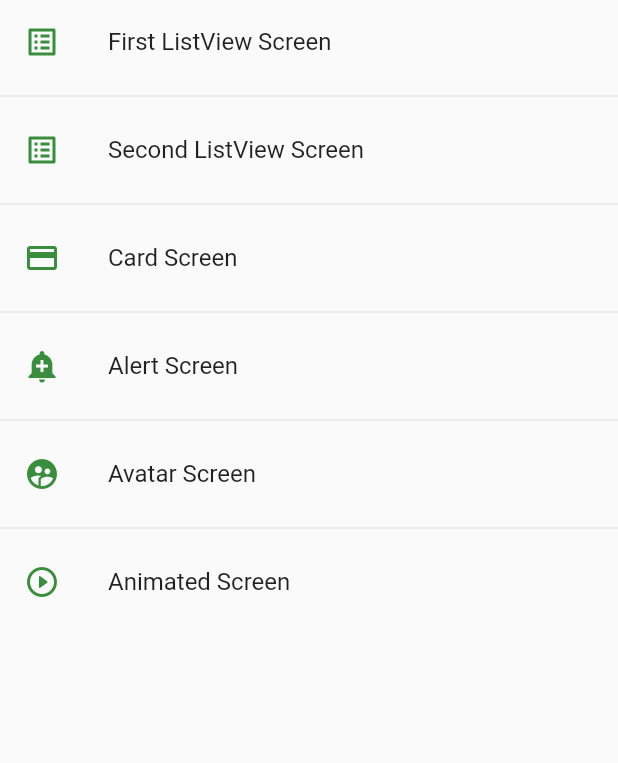
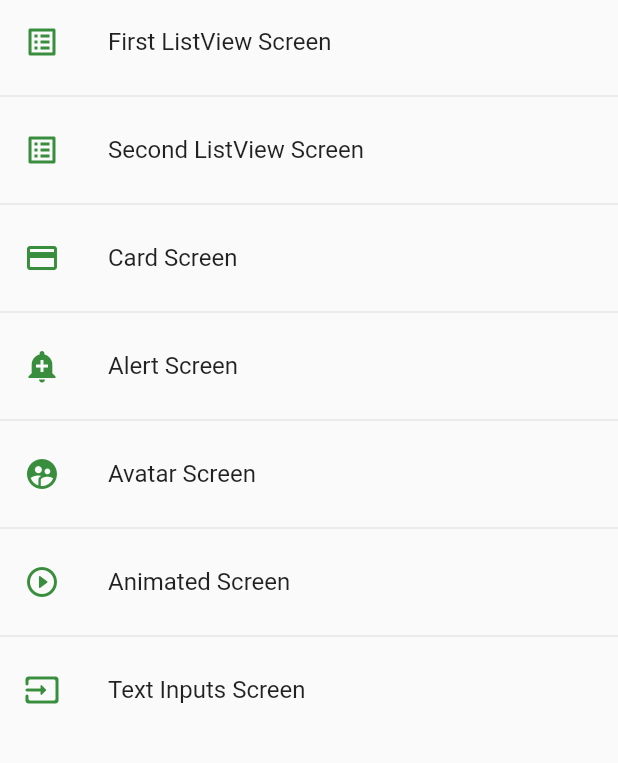
Before and after one commit to JosueMoreno/flutter_components, a Flutter app: the screen it shows after launch, on a phone screen of 412 x 824 dp, the part 84-847 px from its top. Run offline on Flutter 3.47's test engine with Material 2 defaults, Android fonts, the phone set to English and light mode, and no system bars.

Commit message:
Form validation

```diff
--- a/lib/router/app_routes.dart
+++ b/lib/router/app_routes.dart
@@ -42,6 +42,12 @@ class AppRoutes {
       screen: const AnimatedScreen(),
       icon: Icons.play_circle_outline_rounded,
     ),
+    MenuOption(
+      route: 'inputs',
+      name: 'Text Inputs Screen',
+      screen: const InputsScreen(),
+      icon: Icons.input_rounded,
+    ),
   ];
 
   static Map<String, Widget Function(BuildContext)> getAppRoutes() {
--- a/lib/screens/screens.dart
+++ b/lib/screens/screens.dart
@@ -2,6 +2,7 @@ export 'package:flutter_components/screens/first_listview_screen.dart';
 export 'package:flutter_components/screens/second_listview_screen.dart';
 export 'package:flutter_components/screens/animated_screen.dart';
 export 'package:flutter_components/screens/avatar_screen.dart';
+export 'package:flutter_components/screens/inputs_screen.dart';
 export 'package:flutter_components/screens/alert_screen.dart';
 export 'package:flutter_components/screens/card_screen.dart';
 export 'package:flutter_components/screens/home_screen.dart';
--- a/lib/themes/app_theme.dart
+++ b/lib/themes/app_theme.dart
@@ -23,5 +23,28 @@ class AppTheme {
         elevation: 3,
       ),
     ),
+    inputDecorationTheme: InputDecorationTheme(
+      floatingLabelStyle: TextStyle(color: primary),
+      enabledBorder: OutlineInputBorder(
+        borderSide: BorderSide(color: primary),
+        borderRadius: const BorderRadius.only(
+          bottomLeft: Radius.circular(11),
+          topRight: Radius.circular(11),
+        ),
+      ),
+      focusedBorder: OutlineInputBorder(
+        borderSide: BorderSide(color: primary),
+        borderRadius: const BorderRadius.only(
+          bottomLeft: Radius.circular(11),
+          topRight: Radius.circular(11),
+        ),
+      ),
+      border: const OutlineInputBorder(
+        borderRadius: BorderRadius.only(
+          bottomLeft: Radius.circular(11),
+          topRight: Radius.circular(11),
+        ),
+      ),
+    ),
   );
 }
--- a/lib/widgets/widgets.dart
+++ b/lib/widgets/widgets.dart
@@ -1,2 +1,3 @@
 export 'package:flutter_components/widgets/custom_card_type1.dart';
 export 'package:flutter_components/widgets/custom_card_type2.dart';
+export 'package:flutter_components/widgets/custon_text_form_field.dart';
```
Also changed, not shown: lib/screens/inputs_screen.dart (added, +117 -0 lines), lib/widgets/custon_text_form_field.dart (added, +55 -0 lines).
